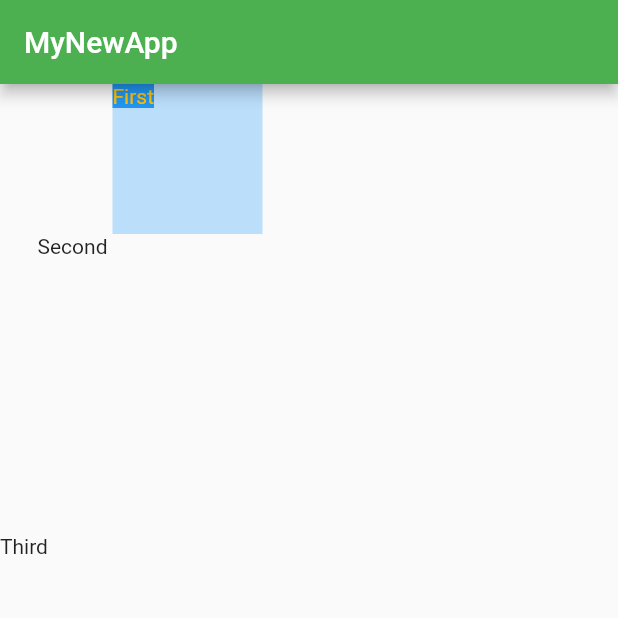
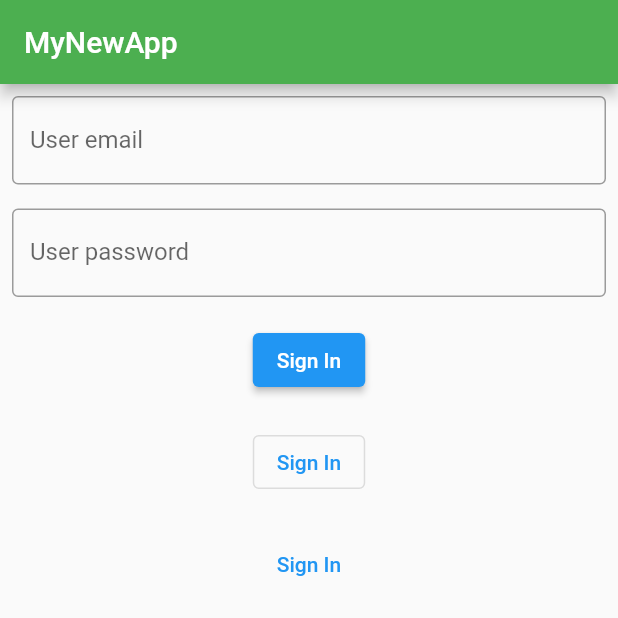
Before and after one commit to jay-java/Flutter-MWF-9-30-to-11-00, a Flutter app: the screen it shows after launch, on a phone screen of 412 x 824 dp, the top half of it. Run offline on Flutter 3.47's test engine with Material 2 defaults, Android fonts, the light colour scheme and no system bars.

Commit message:
text textfield button

```diff
--- a/first_project/lib/main.dart
+++ b/first_project/lib/main.dart
@@ -1,3 +1,4 @@
+import 'package:flutter/gestures.dart';
 import 'package:flutter/material.dart';
 
 void main() {
@@ -16,29 +17,159 @@ class MyWidget extends StatelessWidget {
             title: Text('MyNewApp'),
             backgroundColor: Colors.green,
           ),
-          body: Column(
-            children: [
-              Container(
-                color: Colors.blue.shade100,
-                height: 100,
-                width: 100,
-                child: Text(
-                  'First',
-                  style: TextStyle(
-                      color: Colors.amber, backgroundColor: Colors.blue),
+          body: Center(
+            child: Column(
+              children: [
+                Padding(
+                  padding: EdgeInsets.all(8),
+                  child: TextField(
+                    decoration: InputDecoration(
+                        border: OutlineInputBorder(),
+                        labelText: 'User email',
+                        hintText: 'Enter your email'),
+                  ),
                 ),
-              ),
-              Container(
-                height: 200,
-                width: 200,
-                child: Text('Second'),
-              ),
-              Container(
-                height: 250,
-                width: 250,
-                child: Text('Third'),
-              ),
-            ],
+                Padding(
+                  padding: EdgeInsets.all(8),
+                  child: TextField(
+                    decoration: InputDecoration(
+                        border: OutlineInputBorder(),
+                        labelText: 'User password',
+                        hintText: 'Enter your Password'),
+                  ),
+                ),
+                Padding(
+                  padding: EdgeInsets.all(10),
+                  child: ElevatedButton(
+                      onPressed: () {
+                        print('sign in button clicked');
+                      },
+                      child: Text('Sign In')),
+                ),
+                Padding(
+                  padding: EdgeInsets.all(10),
+                  child: OutlinedButton(
+                      onPressed: () {
+                        print('sign in button clicked');
+                      },
+                      child: Text('Sign In')),
+                ),
+                Padding(
+                  padding: EdgeInsets.all(10),
+                  child: TextButton(
+                      onPressed: () {
+                        print('sign in button clicked');
+                      },
+                      child: Text('Sign In')),
+                )
+              ],
+            ),
+
+            //RichText
+            // RichText(
+            //     text: TextSpan(
+            //         text: 'Don\'t have an account?',
+            //         style: TextStyle(color: Colors.black, fontSize: 20),
+            //         children: <TextSpan>[
+            //           TextSpan(
+            //               text: ' Sign up',
+            //               style: TextStyle(
+            //                   color: Colors.blueAccent, fontSize: 20),
+            //               recognizer: TapGestureRecognizer()
+            //                 ..onTap = () {
+            //                   print('sign upo clicked');
+            //                 })
+            //         ]),
+            //   ),
+
+            //Text
+            // child: Text(
+            //   'Hi this is text of flutter',
+            //   style: TextStyle(
+            //       fontSize: 35,
+            //       color: Colors.amber,
+            //       fontWeight: FontWeight.bold,
+            //       fontStyle: FontStyle.italic,
+            //       letterSpacing: 8,
+            //       shadows: [
+            //         Shadow(
+            //             color: Colors.blueAccent,
+            //             offset: Offset(2, 1),
+            //             blurRadius: 10)
+            //       ]),
+            // ),
+            // child: Row(
+            //   //widget align to bottom
+            //   mainAxisAlignment: MainAxisAlignment.spaceEvenly,
+            //   children: [
+            //     Container(
+            //       padding: EdgeInsets.all(20),
+            //       margin: EdgeInsets.all(20),
+            //       // color: Colors.blue.shade100,
+            //       decoration: BoxDecoration(
+            //         border: Border.all(color: Colors.blue.shade100, width: 3),
+            //         borderRadius: BorderRadius.circular(10),
+            //         boxShadow: [
+            //           new BoxShadow(
+            //             color: Colors.green,
+            //             offset: new Offset(6.0, 6.0),
+            //           ),
+            //         ],
+            //       ),
+            //       height: 100,
+            //       width: 100,
+            //       child: Text(
+            //         'First',
+            //         style: TextStyle(
+            //             color: Colors.amber, backgroundColor: Colors.blue),
+            //       ),
+            //     ),
+            //     Container(
+            //       padding: EdgeInsets.all(20),
+            //       margin: EdgeInsets.all(20),
+            //       // color: Colors.blue.shade100,
+            //       decoration: BoxDecoration(
+            //         border: Border.all(color: Colors.blue.shade100, width: 3),
+            //         borderRadius: BorderRadius.circular(10),
+            //         boxShadow: [
+            //           new BoxShadow(
+            //             color: Colors.green,
+            //             offset: new Offset(6.0, 6.0),
+            //           ),
+            //         ],
+            //       ),
+            //       height: 100,
+            //       width: 100,
+            //       child: Text(
+            //         'Second',
+            //         style: TextStyle(
+            //             color: Colors.amber, backgroundColor: Colors.blue),
+            //       ),
+            //     ),
+            //     Container(
+            //       padding: EdgeInsets.all(20),
+            //       margin: EdgeInsets.all(20),
+            //       // color: Colors.blue.shade100,
+            //       decoration: BoxDecoration(
+            //         border: Border.all(color: Colors.blue.shade100, width: 3),
+            //         borderRadius: BorderRadius.circular(10),
+            //         boxShadow: [
+            //           new BoxShadow(
+            //             color: Colors.green,
+            //             offset: new Offset(6.0, 6.0),
+            //           ),
+            //         ],
+            //       ),
+            //       height: 100,
+            //       width: 100,
+            //       child: Text(
+            //         'Third',
+            //         style: TextStyle(
+            //             color: Colors.amber, backgroundColor: Colors.blue),
+            //       ),
+            //     ),
+            //   ],
+            // ),
           )),
     );
   }
```
Also changed, not shown: 1 other file.
